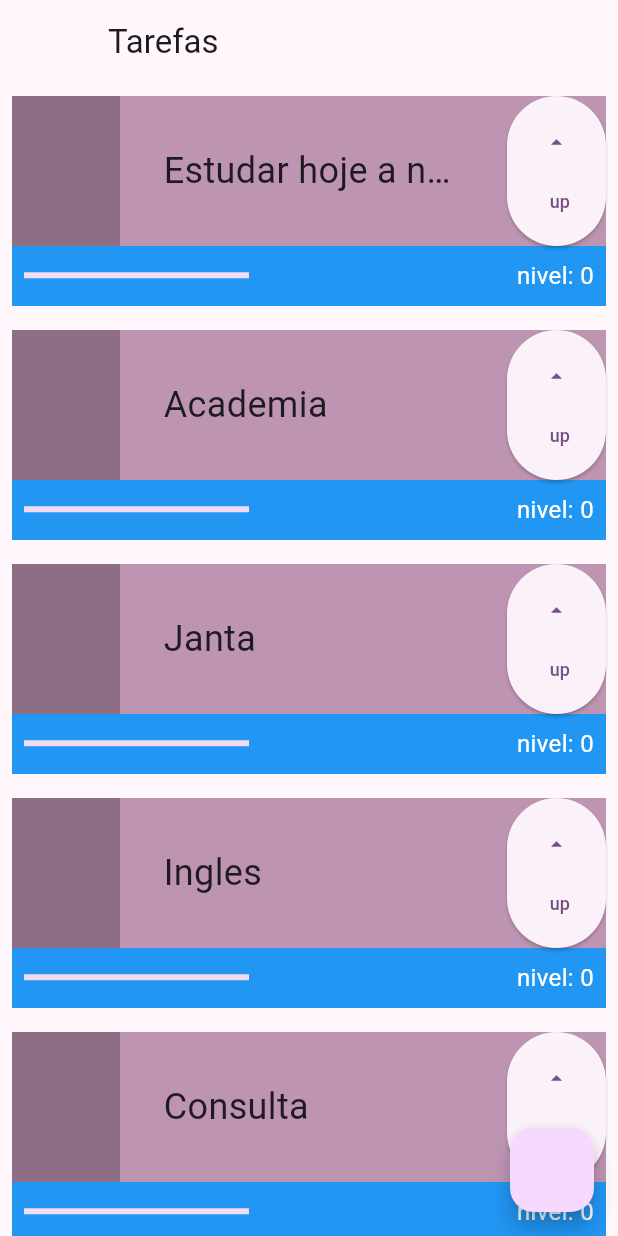
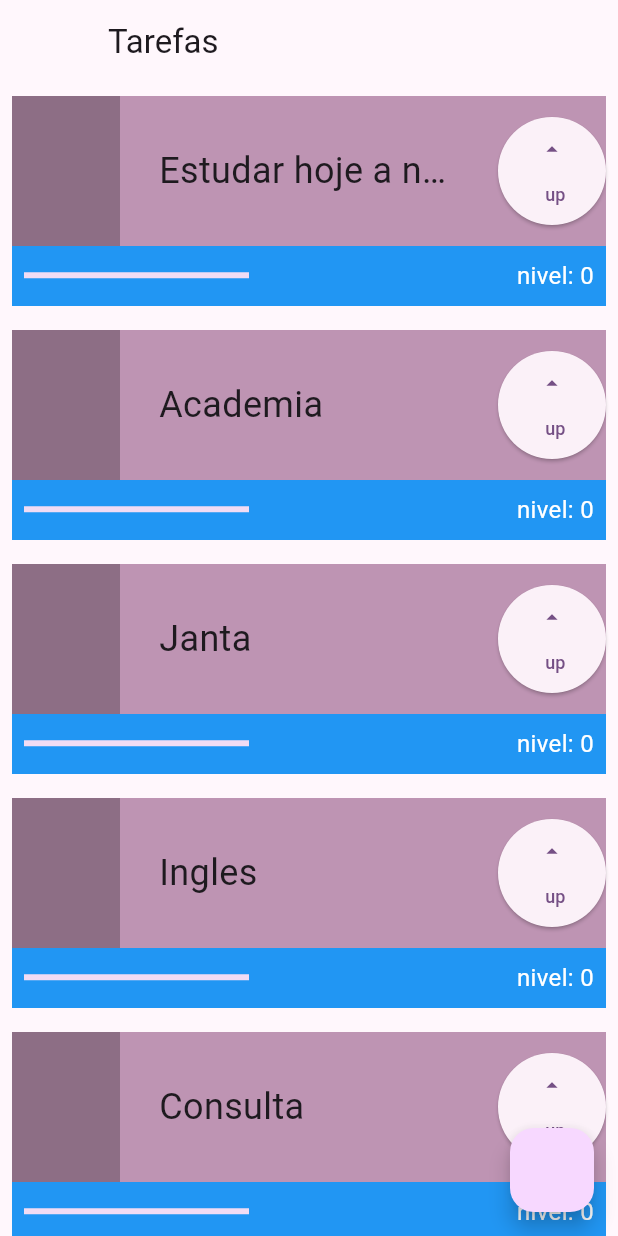
Before and after one commit to DieleCorrea/Primeira-aplicacao-com-Flutter, a Flutter app: the screen it shows after launch, on a phone screen of 412 x 824 dp. Run offline on Flutter 3.47's test engine with Material 2 defaults, Android fonts, the phone set to English and light mode, and no system bars.

Commit message:
container elevatedButton, tamanho

```diff
--- a/lib/main.dart
+++ b/lib/main.dart
@@ -80,7 +80,9 @@ class _TaskState extends State<Task> {
                             style: TextStyle(
                                 fontSize: 24, overflow: TextOverflow.ellipsis),
                           )),
-                      ElevatedButton(
+                      Container(
+                        height: 72, width: 72,
+                        child: ElevatedButton(
                             onPressed: () {
                               setState(() {
                                 nivel++;
@@ -94,6 +96,7 @@ class _TaskState extends State<Task> {
                               Text('up', style: TextStyle(fontSize: 12),),
                             ],
                             )),
+                      ),
                     ],
                   ),
                 ),
```
Lines whose indentation alone changed are shown as unchanged.
